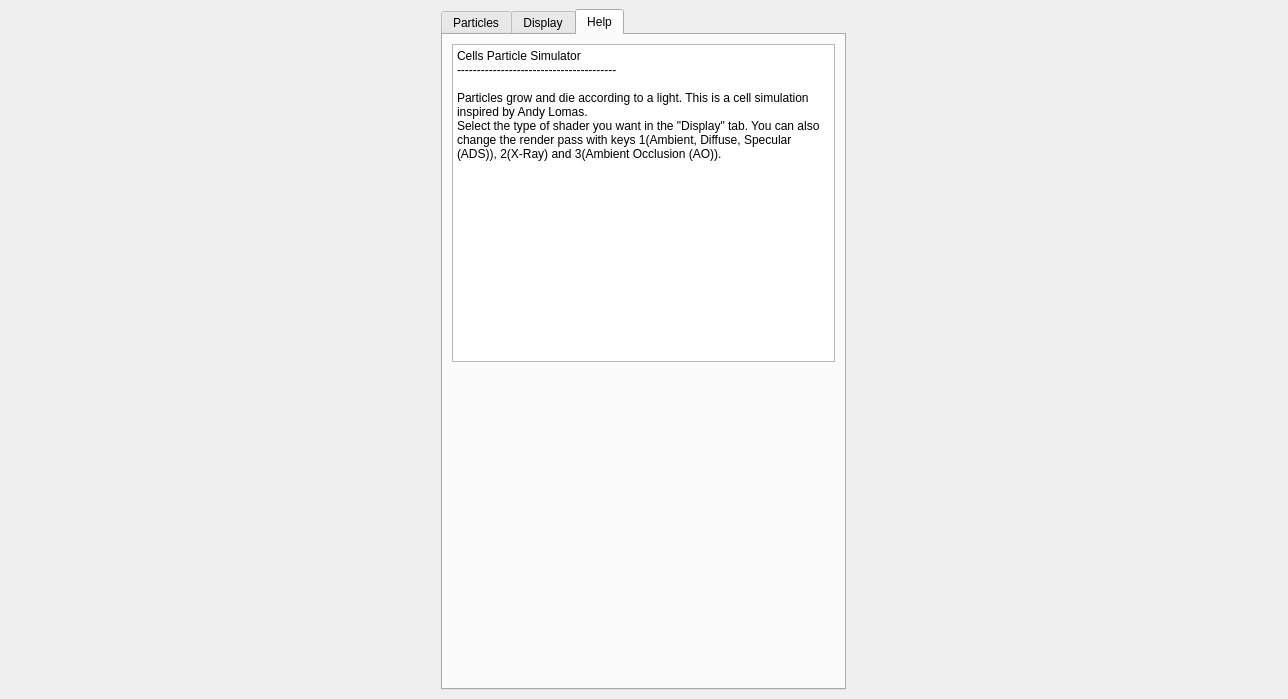
Before: the Qt Designer form ui/GUI.ui in eulersson/CellGrowth, drawn with Qt 5.
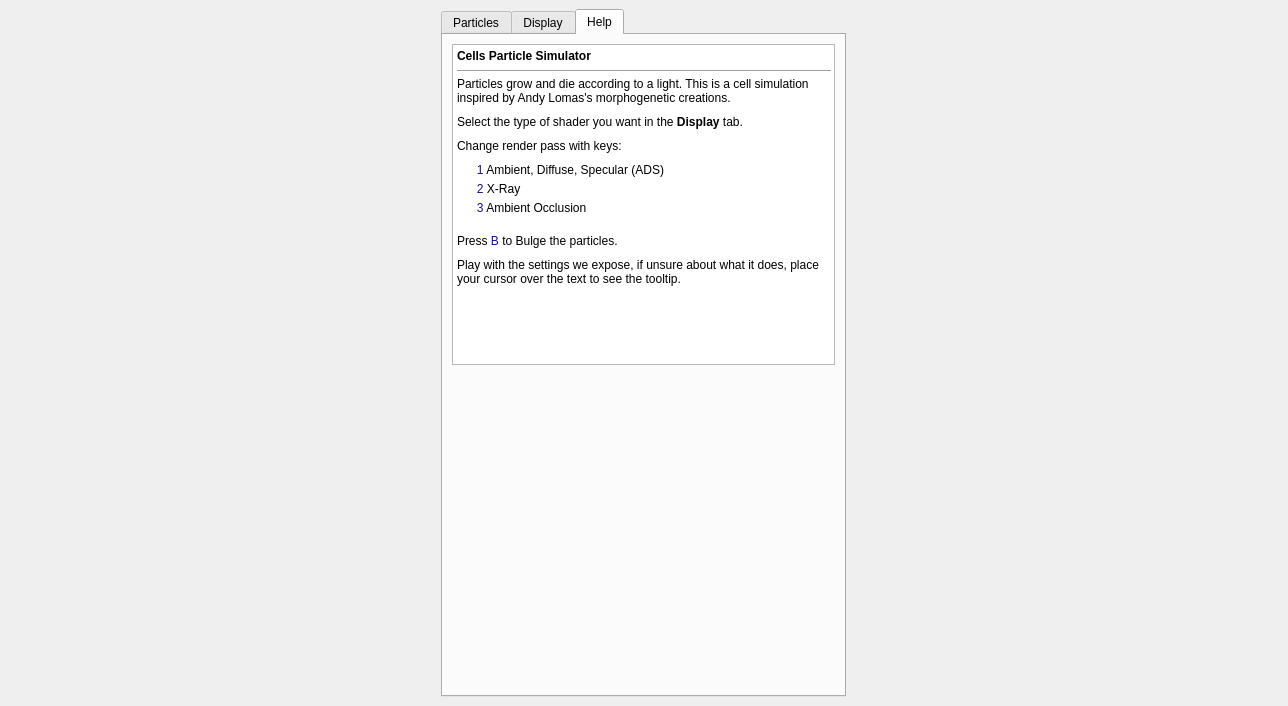
After: the same form once the commit is applied. The open tabs and pages were chosen to show the change.

Diff of the .ui file:
```diff
--- a/ui/GUI.ui
+++ b/ui/GUI.ui
@@ -7,7 +7,7 @@
     <x>0</x>
     <y>0</y>
     <width>1288</width>
-    <height>699</height>
+    <height>706</height>
    </rect>
   </property>
   <property name="windowTitle">
@@ -1855,12 +1855,18 @@
                <string>&lt;!DOCTYPE HTML PUBLIC &quot;-//W3C//DTD HTML 4.0//EN&quot; &quot;http://www.w3.org/TR/REC-html40/strict.dtd&quot;&gt;
 &lt;html&gt;&lt;head&gt;&lt;meta name=&quot;qrichtext&quot; content=&quot;1&quot; /&gt;&lt;style type=&quot;text/css&quot;&gt;
 p, li { white-space: pre-wrap; }
-&lt;/style&gt;&lt;/head&gt;&lt;body style=&quot; font-family:'Sans Serif'; font-size:9pt; font-weight:400; font-style:normal;&quot;&gt;
-&lt;p style=&quot; margin-top:0px; margin-bottom:0px; margin-left:0px; margin-right:0px; -qt-block-indent:0; text-indent:0px;&quot;&gt;Cells Particle Simulator&lt;/p&gt;
-&lt;p style=&quot; margin-top:0px; margin-bottom:0px; margin-left:0px; margin-right:0px; -qt-block-indent:0; text-indent:0px;&quot;&gt;----------------------------------------&lt;/p&gt;
-&lt;p style=&quot;-qt-paragraph-type:empty; margin-top:0px; margin-bottom:0px; margin-left:0px; margin-right:0px; -qt-block-indent:0; text-indent:0px;&quot;&gt;&lt;br /&gt;&lt;/p&gt;
-&lt;p style=&quot; margin-top:0px; margin-bottom:0px; margin-left:0px; margin-right:0px; -qt-block-indent:0; text-indent:0px;&quot;&gt;Particles grow and die according to a light. This is a cell simulation inspired by Andy Lomas.&lt;/p&gt;
-&lt;p style=&quot; margin-top:0px; margin-bottom:0px; margin-left:0px; margin-right:0px; -qt-block-indent:0; text-indent:0px;&quot;&gt;Select the type of shader you want in the &amp;quot;Display&amp;quot; tab. You can also change the render pass with keys 1(Ambient, Diffuse, Specular (ADS)), 2(X-Ray) and 3(Ambient Occlusion (AO)).&lt;/p&gt;&lt;/body&gt;&lt;/html&gt;</string>
+&lt;/style&gt;&lt;/head&gt;&lt;body style=&quot; font-family:'Cantarell'; font-size:11pt; font-weight:400; font-style:normal;&quot;&gt;
+&lt;p style=&quot; margin-top:0px; margin-bottom:0px; margin-left:0px; margin-right:0px; -qt-block-indent:0; text-indent:0px;&quot;&gt;&lt;span style=&quot; font-family:'Sans Serif'; font-size:9pt; font-weight:600;&quot;&gt;Cells Particle Simulator&lt;/span&gt;&lt;/p&gt;
+&lt;hr /&gt;
+&lt;p style=&quot; margin-top:0px; margin-bottom:10px; margin-left:0px; margin-right:0px; -qt-block-indent:0; text-indent:0px;&quot;&gt;&lt;span style=&quot; font-family:'Sans Serif'; font-size:9pt;&quot;&gt;Particles grow and die according to a light. This is a cell simulation inspired by Andy Lomas's morphogenetic creations.&lt;/span&gt;&lt;/p&gt;
+&lt;p style=&quot; margin-top:0px; margin-bottom:10px; margin-left:0px; margin-right:0px; -qt-block-indent:0; text-indent:0px;&quot;&gt;&lt;span style=&quot; font-family:'Sans Serif'; font-size:9pt;&quot;&gt;Select the type of shader you want in the &lt;/span&gt;&lt;span style=&quot; font-family:'Sans Serif'; font-size:9pt; font-weight:600;&quot;&gt;Display&lt;/span&gt;&lt;span style=&quot; font-family:'Sans Serif'; font-size:9pt;&quot;&gt; tab. &lt;/span&gt;&lt;/p&gt;
+&lt;p style=&quot; margin-top:0px; margin-bottom:10px; margin-left:0px; margin-right:0px; -qt-block-indent:0; text-indent:0px;&quot;&gt;&lt;span style=&quot; font-family:'Sans Serif'; font-size:9pt;&quot;&gt;Change render pass with keys:&lt;/span&gt;&lt;/p&gt;
+&lt;p style=&quot; margin-top:0px; margin-bottom:5px; margin-left:0px; margin-right:0px; -qt-block-indent:0; text-indent:0px;&quot;&gt;&lt;span style=&quot; font-family:'Sans Serif'; font-size:9pt;&quot;&gt;      &lt;/span&gt;&lt;span style=&quot; font-family:'Sans Serif'; font-size:9pt; color:#111199;&quot;&gt;1&lt;/span&gt;&lt;span style=&quot; font-family:'Sans Serif'; font-size:9pt;&quot;&gt; Ambient, Diffuse, Specular (ADS)&lt;/span&gt;&lt;/p&gt;
+&lt;p style=&quot; margin-top:0px; margin-bottom:5px; margin-left:0px; margin-right:0px; -qt-block-indent:0; text-indent:0px;&quot;&gt;&lt;span style=&quot; font-family:'Sans Serif'; font-size:9pt;&quot;&gt;      &lt;/span&gt;&lt;span style=&quot; font-family:'Sans Serif'; font-size:9pt; color:#111199;&quot;&gt;2&lt;/span&gt;&lt;span style=&quot; font-family:'Sans Serif'; font-size:9pt;&quot;&gt; X-Ray &lt;/span&gt;&lt;/p&gt;
+&lt;p style=&quot; margin-top:0px; margin-bottom:5px; margin-left:0px; margin-right:0px; -qt-block-indent:0; text-indent:0px;&quot;&gt;&lt;span style=&quot; font-family:'Sans Serif'; font-size:9pt;&quot;&gt;      &lt;/span&gt;&lt;span style=&quot; font-family:'Sans Serif'; font-size:9pt; color:#111199;&quot;&gt;3&lt;/span&gt;&lt;span style=&quot; font-family:'Sans Serif'; font-size:9pt;&quot;&gt; Ambient Occlusion&lt;/span&gt;&lt;/p&gt;
+&lt;p style=&quot;-qt-paragraph-type:empty; margin-top:0px; margin-bottom:0px; margin-left:0px; margin-right:0px; -qt-block-indent:0; text-indent:0px; font-family:'Sans Serif'; font-size:9pt;&quot;&gt;&lt;br /&gt;&lt;/p&gt;
+&lt;p style=&quot; margin-top:0px; margin-bottom:10px; margin-left:0px; margin-right:0px; -qt-block-indent:0; text-indent:0px;&quot;&gt;&lt;span style=&quot; font-family:'Sans Serif'; font-size:9pt;&quot;&gt;Press &lt;/span&gt;&lt;span style=&quot; font-family:'Sans Serif'; font-size:9pt; color:#111199;&quot;&gt;B&lt;/span&gt;&lt;span style=&quot; font-family:'Sans Serif'; font-size:9pt;&quot;&gt; to Bulge the particles.&lt;/span&gt;&lt;/p&gt;
+&lt;p style=&quot; margin-top:0px; margin-bottom:5px; margin-left:0px; margin-right:0px; -qt-block-indent:0; text-indent:0px;&quot;&gt;&lt;span style=&quot; font-family:'Sans Serif'; font-size:9pt;&quot;&gt;Play with the settings we expose, if unsure about what it does, place your cursor over the text to see the tooltip.&lt;/span&gt;&lt;/p&gt;&lt;/body&gt;&lt;/html&gt;</string>
               </property>
              </widget>
             </item>
```
Left out of the diff: 51 changed lines with no effect on the pictures.
